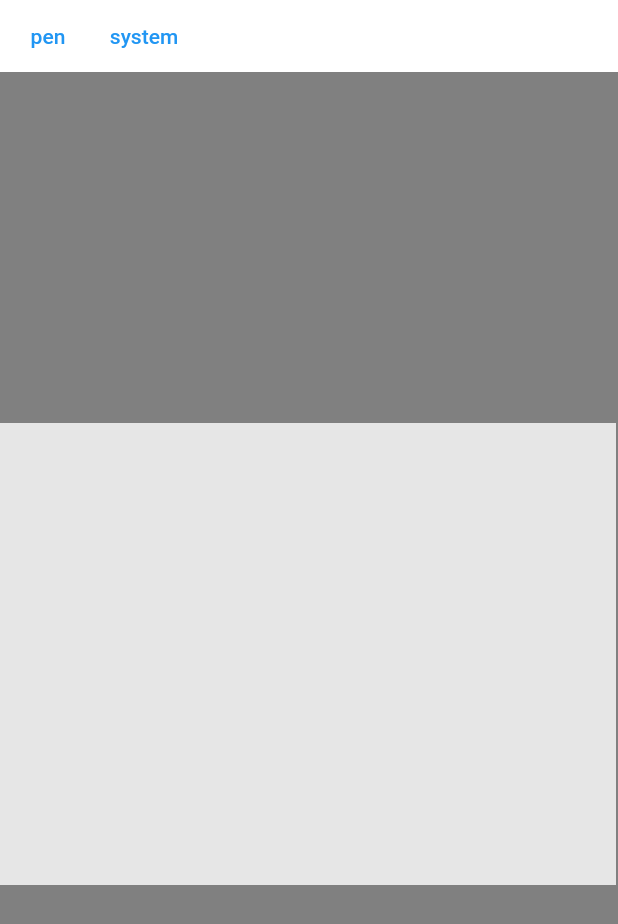
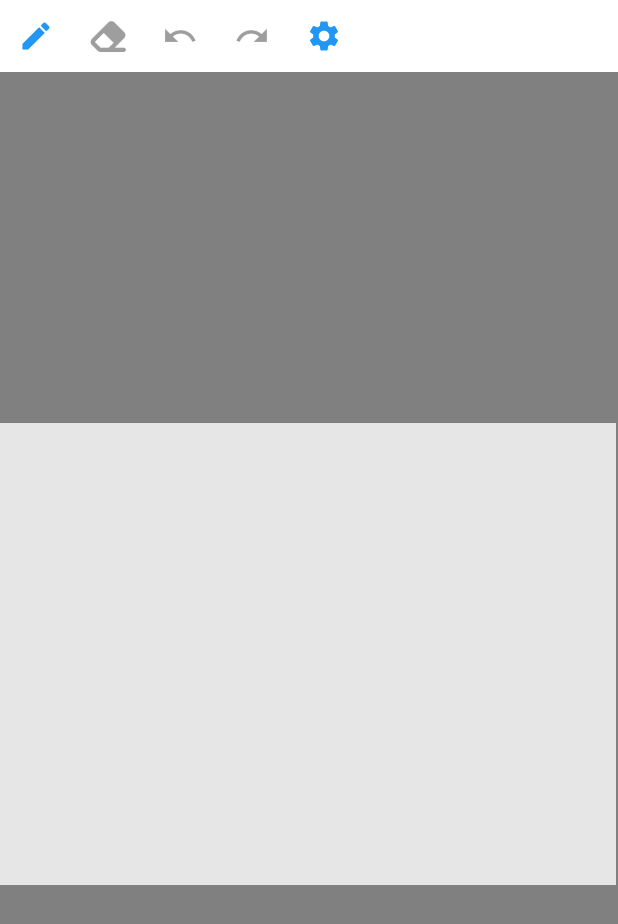
Before and after one commit to satochibi/mng_draw, a Flutter app: the screen it shows after launch, on a phone screen of 412 x 824 dp. Shown: the top 924 px of the screen. Run offline on Flutter 3.47's test engine with Material 2 defaults, Android fonts, the phone set to English and light mode, and no system bars; our stand-ins replace font_awesome_flutter.

Commit message:
メニューバーをアイコン化

```diff
--- a/lib/screens/edit_screen.dart
+++ b/lib/screens/edit_screen.dart
@@ -1,5 +1,8 @@
+import 'dart:io';
+
 import 'package:flutter/material.dart';
 import 'package:provider/provider.dart';
+import 'package:font_awesome_flutter/font_awesome_flutter.dart';
 import 'package:mng_draw/models/settings_model.dart';
 import 'package:mng_draw/widgets/art_board.dart';
 import 'package:mng_draw/screens/choose_pen_screen.dart';
@@ -22,8 +25,11 @@ class EditScreen extends StatelessWidget {
               child: Wrap(
                 direction: Axis.horizontal,
                 children: [
-                  TextButton(
-                    child: const Text("pen"),
+                  IconButton(
+                    icon: const Icon(
+                      Icons.edit,
+                      color: Colors.blue,
+                    ),
                     onPressed: () {
                       showDialog(
                           context: context,
@@ -40,8 +46,13 @@ class EditScreen extends StatelessWidget {
                           });
                     },
                   ),
-                  TextButton(
-                      child: const Text("system"),
+                  const IconButton(
+                      icon: FaIcon(FontAwesomeIcons.eraser), onPressed: null),
+                  const IconButton(icon: Icon(Icons.undo), onPressed: null),
+                  const IconButton(icon: Icon(Icons.redo), onPressed: null),
+                  IconButton(
+                      icon: const Icon(Icons.settings),
+                      color: Colors.blue,
                       onPressed: () {
                         showDialog(
                             context: context,
--- a/pubspec.yaml
+++ b/pubspec.yaml
@@ -36,6 +36,7 @@ dependencies:
   cupertino_icons: ^1.0.2
   provider: ^6.0.2
   intl: ^0.17.0
+  font_awesome_flutter: ^10.1.0
 
 dev_dependencies:
   flutter_test:
```
